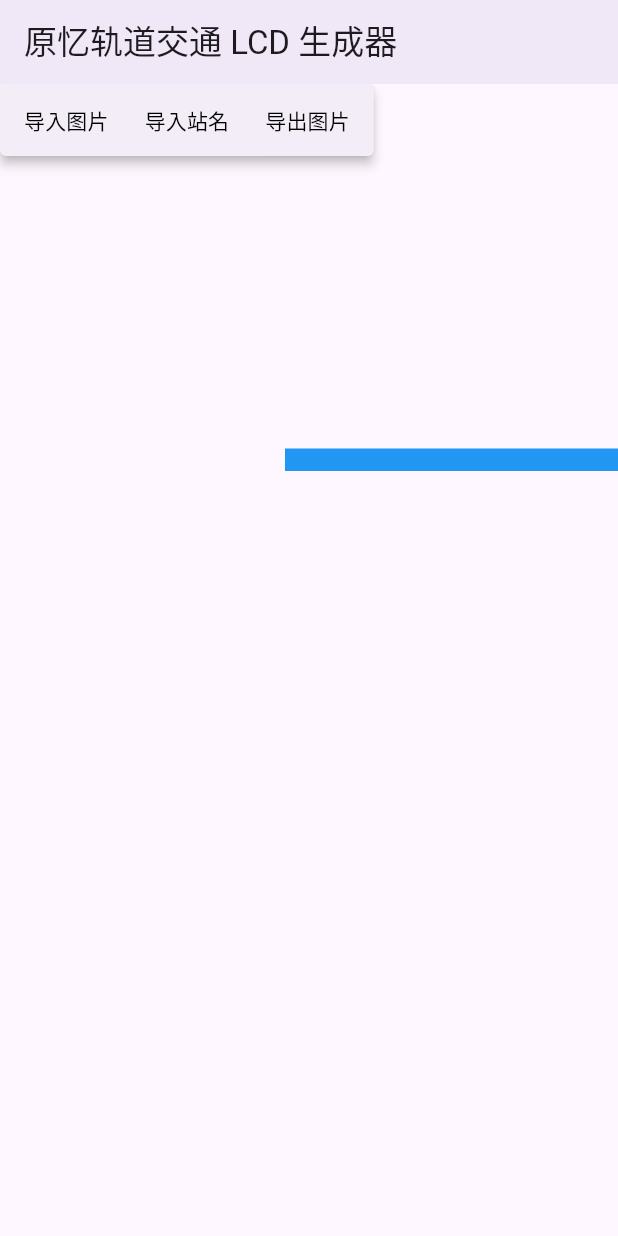
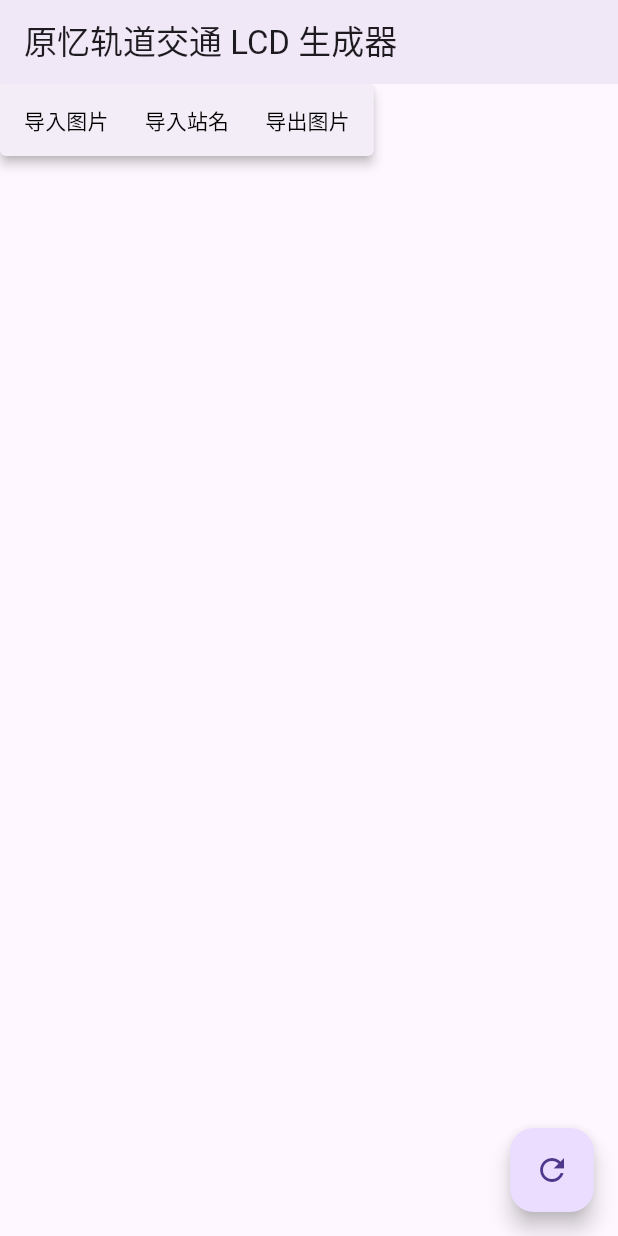
Before and after one commit to coldshineb/GennokiokuImageMaker, a Flutter app: the screen it shows after launch, on a phone screen of 412 x 824 dp. Run offline on Flutter 3.47's test engine with Material 3 defaults, Android fonts, the phone set to English and light mode, and no system bars; our stand-ins replace file_picker; Roboto replaces fonts that are missing (GennokiokuLCDFont).

Commit message:
代码优化

```diff
--- /dev/null
+++ b/lib/Util/CustomPainter.dart
@@ -0,0 +1,34 @@
+import 'package:flutter/cupertino.dart';
+
+class StationIconPainter extends CustomPainter {
+  final Color? lineColor; //线路主颜色
+  final Color? lineVariantColor; //线路主颜色变体
+
+  StationIconPainter({required this.lineColor, required this.lineVariantColor});
+
+  @override
+  void paint(Canvas canvas, Size size) {
+    final Paint linePaint = Paint()
+      ..color = lineColor!
+      ..style = PaintingStyle.fill;
+
+    final Paint lineVariantsPaint = Paint()
+      ..color = lineVariantColor!
+      ..style = PaintingStyle.fill;
+
+    // 外圈圆
+    canvas.drawCircle(Offset(size.width / 2, size.height / 2), 17, linePaint);
+
+    // 中圈圆
+    canvas.drawCircle(
+        Offset(size.width / 2, size.height / 2), 12, lineVariantsPaint);
+
+    // 内圈圆
+    canvas.drawCircle(Offset(size.width / 2, size.height / 2), 8.5, linePaint);
+  }
+
+  @override
+  bool shouldRepaint(covariant CustomPainter oldDelegate) {
+    return false;
+  }
+}
--- a/lib/main.dart
+++ b/lib/main.dart
@@ -5,8 +5,9 @@ import 'package:file_picker/file_picker.dart';
 import 'package:flutter/material.dart';
 import 'package:flutter/rendering.dart';
 import 'package:flutter/services.dart';
-import 'package:main/station.dart';
+import 'package:main/Object/Station.dart';
 import 'Util.dart';
+import 'Util/CustomPainter.dart';
 
 void main() {
   runApp(GennokiokuMetroLCDMaker());
@@ -17,6 +18,14 @@ class GennokiokuMetroLCDMaker extends StatelessWidget {
   Widget build(BuildContext context) {
     return MaterialApp(
       title: 'Gennokioku Metro LCD Maker',
+      theme: ThemeData(
+        tooltipTheme: const TooltipThemeData(
+          textStyle: TextStyle(
+            color: Colors.white,
+            fontFamily: 'GennokiokuLCDFont', // 设置字体样式
+          ),
+        ),
+      ),
       home: HomePage(),
     );
   }
@@ -32,8 +41,8 @@ class HomePageState extends State<HomePage> {
   File? _imageFile;
   List<Station> stations = [];
   String jsonFileName = "";
-  Color? lineColor = Colors.blue;
-  Color? lineVariantColor = Colors.blue[200];
+  Color? lineColor = Colors.transparent;
+  Color? lineVariantColor = Colors.transparent;
 
   void _importImage() async {
     FilePickerResult? result = await FilePicker.platform.pickFiles(
@@ -243,9 +252,21 @@ class HomePageState extends State<HomePage> {
               ))
         ],
       ),
+      floatingActionButton: FloatingActionButton(
+        onPressed: () {
+          _imageFile = null;
+          stations = [];
+          lineColor = Colors.transparent;
+          lineVariantColor = Colors.transparent;
+          setState(() {});
+        },
+        tooltip: '重置',
+        child: const Icon(Icons.refresh),
+      ),
     );
   }
 
+  //显示线路中线
   Container showRouteLine(Color color) {
     return Container(
       width: 1400,
@@ -254,6 +275,7 @@ class HomePageState extends State<HomePage> {
     );
   }
 
+  //显示站点图标
   Stack showRouteIcon(List<Station> station) {
     List<Container> tempList = [];
     for (int i = 0; i < station.length; i++) {
@@ -265,12 +287,12 @@ class HomePageState extends State<HomePage> {
                 lineColor: lineColor, lineVariantColor: lineVariantColor),
           )));
     }
-
     return Stack(
       children: tempList,
     );
   }
 
+  //显示站名
   Stack showStationName(List<Station> station) {
     //TODO 文字大小随窗口改变适应
     List<Container> tempList = [];
@@ -280,6 +302,7 @@ class HomePageState extends State<HomePage> {
         padding:
             EdgeInsets.fromLTRB((1400 / (station.length - 1)) * count, 0, 0, 0),
         child: Container(
+          //逆时针45度
           transform: Matrix4.rotationZ(-0.75),
           child: Text(
             value.stationNameCN,
@@ -293,6 +316,7 @@ class HomePageState extends State<HomePage> {
       ));
       tempList.add(Container(
         padding: EdgeInsets.fromLTRB(
+          //英文站名做适当偏移
             15 + (1400 / (station.length - 1)) * count, 10, 0, 0),
         child: Container(
           transform: Matrix4.rotationZ(-0.75),
@@ -313,36 +337,3 @@ class HomePageState extends State<HomePage> {
     );
   }
 }
-
-class StationIconPainter extends CustomPainter {
-  final Color? lineColor; //线路主颜色
-  final Color? lineVariantColor; //线路主颜色变体
-
-  StationIconPainter({required this.lineColor, required this.lineVariantColor});
-
-  @override
-  void paint(Canvas canvas, Size size) {
-    final Paint linePaint = Paint()
-      ..color = lineColor!
-      ..style = PaintingStyle.fill;
-
-    final Paint lineVariantsPaint = Paint()
-      ..color = lineVariantColor!
-      ..style = PaintingStyle.fill;
-
-    // 外圈圆
-    canvas.drawCircle(Offset(size.width / 2, size.height / 2), 17, linePaint);
-
-    // 中圈圆
-    canvas.drawCircle(
-        Offset(size.width / 2, size.height / 2), 12, lineVariantsPaint);
-
-    // 内圈圆
-    canvas.drawCircle(Offset(size.width / 2, size.height / 2), 8.5, linePaint);
-  }
-
-  @override
-  bool shouldRepaint(covariant CustomPainter oldDelegate) {
-    return false;
-  }
-}
```
Also changed, not shown: lib/Object/Station.dart (renamed from lib/station.dart).
